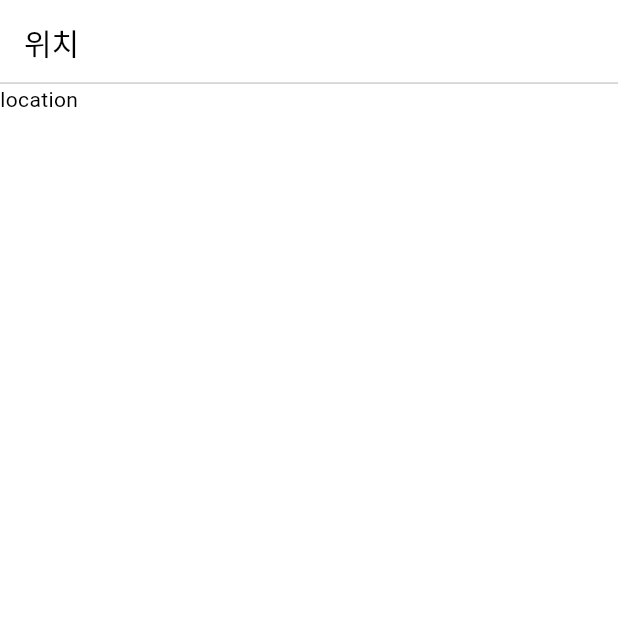
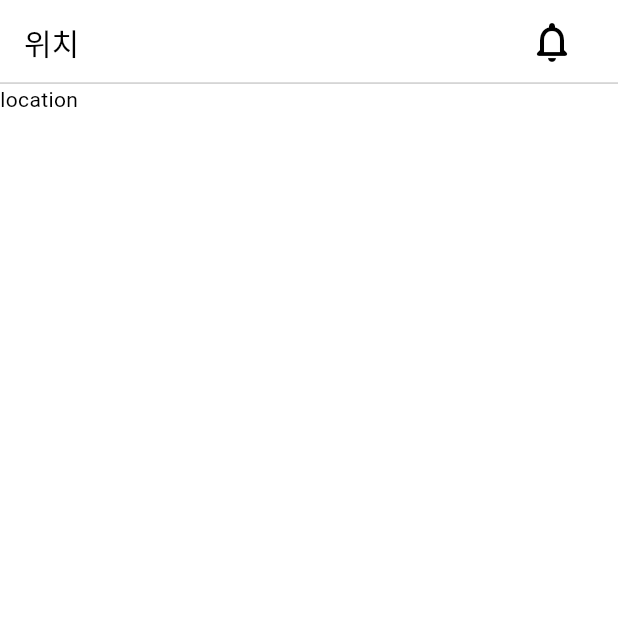
Before and after one commit to AntiHeimer/front, a Flutter app: the screen it shows after launch, on a phone screen of 412 x 824 dp, the top half of it. Run offline on Flutter 3.47's test engine with Material 3 defaults, Android fonts, the phone set to English and light mode, and no system bars.

Commit message:
create app bar component

```diff
--- a/lib/Location/page/location_page.dart
+++ b/lib/Location/page/location_page.dart
@@ -1,3 +1,4 @@
+import 'package:anti_heimer/Main/component/app_bar.dart';
 import 'package:flutter/material.dart';
 
 class LocationPage extends StatefulWidget {
@@ -12,17 +13,8 @@ class _LocationPageState extends State<LocationPage> {
 
   @override
   Widget build(BuildContext context) {
-    return Scaffold(
-      appBar: AppBar(
-        title: const Text(
-          '위치',
-          style: TextStyle(fontSize: 20),
-        ),
-        shape: const Border(
-          bottom:
-              BorderSide(color: Color.fromRGBO(213, 213, 213, 1), width: 1.2),
-        ),
-      ),
+    return const Scaffold(
+      appBar: AppBarWidget(title: '위치'),
       body: Text('location'),
     );
   }
--- /dev/null
+++ b/lib/Main/component/app_bar.dart
@@ -0,0 +1,38 @@
+import 'package:flutter/material.dart';
+
+class AppBarWidget extends StatelessWidget implements PreferredSizeWidget {
+  final String title;
+
+  const AppBarWidget({
+    required this.title,
+    Key? key,
+  }) : super(key: key);
+
+  @override
+  Widget build(BuildContext context) {
+    return AppBar(
+      title: Text(
+        title,
+        style: const TextStyle(fontSize: 20),
+      ),
+      shape: const Border(
+        bottom: BorderSide(color: Color.fromRGBO(213, 213, 213, 1), width: 1.2),
+      ),
+      actions: <Widget>[
+        Padding(
+          padding: const EdgeInsets.only(right: 20),
+          child: IconButton(
+            icon: const Icon(
+              Icons.notifications_none_rounded,
+              size: 32,
+            ),
+            onPressed: () {},
+          ),
+        ),
+      ],
+    );
+  }
+
+  @override
+  Size get preferredSize => const Size.fromHeight(kToolbarHeight);
+}
```
Also changed, not shown: lib/Account/page/account_page.dart (+3 -11 lines), lib/Home/page/home_page.dart (+3 -11 lines), lib/Main/component/bottom_bar.dart (+7 -5 lines).
